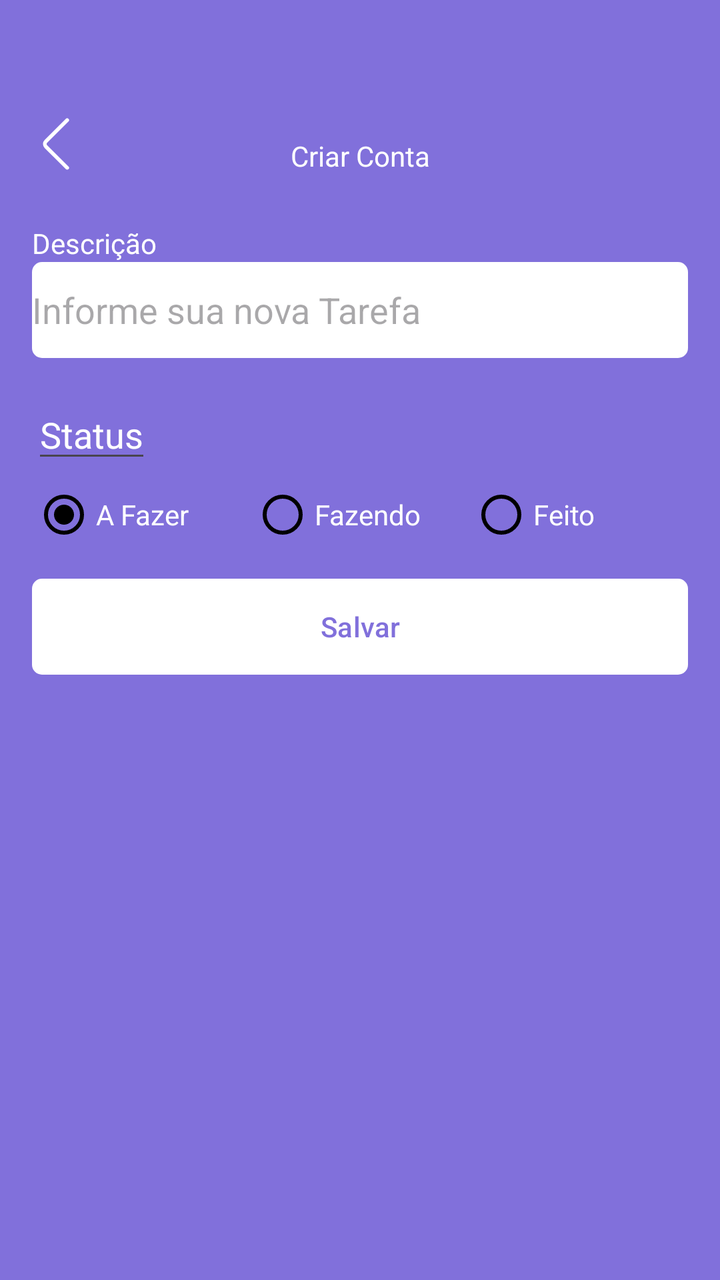
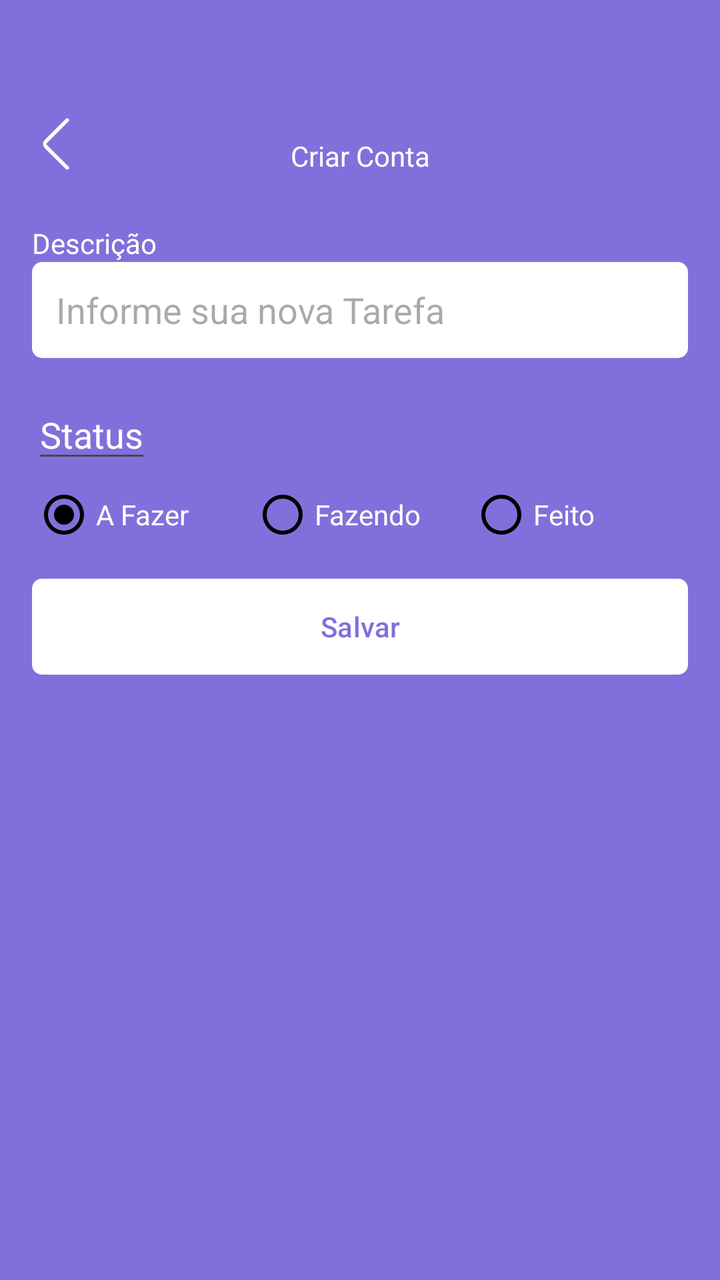

Screens rendered from an Android XML layout before and after an edit, with the pre-edit source and the edit as a unified diff.
<!-- AndroidManifest.xml: application theme Theme.Kanban -->
<!-- res/layout/fragment_form_task.xml -->
<?xml version="1.0" encoding="utf-8"?>
<ScrollView xmlns:android="http://schemas.android.com/apk/res/android"
    xmlns:tools="http://schemas.android.com/tools"
    android:layout_width="match_parent"
    android:layout_height="match_parent"
    xmlns:app="http://schemas.android.com/apk/res-auto"
    tools:context=".ui.FormTaskFragment"
    android:fillViewport="true">

    <LinearLayout
        android:layout_width="match_parent"
        android:layout_height="match_parent"
        android:orientation="vertical">

        <com.google.android.material.appbar.MaterialToolbar
            android:id="@+id/toolbar"
            android:layout_width="match_parent"
            android:layout_height="wrap_content"
            app:navigationIcon="@drawable/ic_back"
            android:paddingTop="40dp">

            <TextView
                android:layout_width="wrap_content"
                android:layout_height="wrap_content"
                android:text="Criar Conta"
                android:textColor="@color/white"
                android:layout_gravity="center_horizontal"
                android:paddingTop="20dp"/>

        </com.google.android.material.appbar.MaterialToolbar>


    <androidx.constraintlayout.widget.ConstraintLayout
    android:layout_width="match_parent"
    android:layout_height="match_parent"
    android:padding="16dp">

    <TextView
        android:id="@+id/textView"
        android:layout_width="wrap_content"
        android:layout_height="wrap_content"
        android:text="Descrição"
        android:textColor="@color/white"
        app:layout_constraintStart_toStartOf="parent"
        app:layout_constraintTop_toTopOf="parent" />

    <EditText
        android:id="@+id/editTextDescricao"
        android:layout_width="match_parent"
        android:layout_height="48dp"
        android:background="@drawable/bg_edit_text"
        android:hint="Informe sua nova Tarefa"
        app:layout_constraintEnd_toEndOf="parent"
        app:layout_constraintStart_toStartOf="parent"
        app:layout_constraintTop_toBottomOf="@+id/textView"/>

    <EditText
        android:id="@+id/textViewStatus"
        android:layout_width="wrap_content"
        android:layout_height="wrap_content"
        android:layout_marginTop="16dp"
        android:text="Status"
        android:textColor="@color/white"
        app:layout_constraintStart_toStartOf="parent"
        app:layout_constraintTop_toBottomOf="@id/editTextDescricao"/>

    <RadioGroup
        android:id="@+id/radioGroup"
        android:layout_width="match_parent"
        android:layout_height="wrap_content"
        android:layout_marginTop="5dp"
        android:orientation="horizontal"
        app:layout_constraintEnd_toEndOf="parent"
        app:layout_constraintStart_toStartOf="parent"
        app:layout_constraintTop_toBottomOf="@id/textViewStatus">
            <RadioButton
                android:layout_width="88dp"
                android:layout_height="wrap_content"
                android:buttonTint="@color/black"
                android:id="@+id/rbTodo"
                android:text="A Fazer"
                android:checked="true"
                android:theme="@style/MyRadioButton"
                android:textColor="@color/white"
                android:layout_weight="1"
                />

            <RadioButton
                android:layout_width="88dp"
                android:layout_height="wrap_content"
                android:buttonTint="@color/black"
                android:id="@+id/rbDoing"
                android:text="Fazendo"
                android:checked="false"
                android:theme="@style/MyRadioButton"
                android:textColor="@color/white"
                android:layout_weight="1"/>

            <RadioButton
                android:layout_width="88dp"
                android:layout_height="wrap_content"
                android:buttonTint="@color/black"
                android:id="@+id/rbDone"
                android:text="Feito"
                android:checked="false"
                android:theme="@style/MyRadioButton"
                android:textColor="@color/white"
                android:layout_weight="1"/>
    </RadioGroup>

    <com.google.android.material.button.MaterialButton
        android:id="@+id/buttonSave"
        android:layout_width="match_parent"
        android:layout_height="wrap_content"
        android:layout_marginTop="16dp"
        android:background="@drawable/bg_btn"
        android:text="Salvar"
        android:textAllCaps="false"
        android:textColor="@color/color_default"
        app:backgroundTint="@null"
        app:layout_constraintEnd_toEndOf="parent"
        app:layout_constraintStart_toStartOf="parent"
        app:layout_constraintTop_toBottomOf="@id/radioGroup"/>

    <ProgressBar
        android:id="@+id/progressBar"
        android:layout_width="wrap_content"
        android:layout_height="wrap_content"
        android:layout_marginTop="8dp"
        android:layout_gravity="center"
        android:indeterminateTint="@color/white"
        android:visibility="invisible"
        tools:visibility="invisible"
        app:layout_constraintEnd_toEndOf="parent"
        app:layout_constraintStart_toStartOf="parent"
        app:layout_constraintTop_toBottomOf="@id/buttonSave"/>



        </androidx.constraintlayout.widget.ConstraintLayout>
    </LinearLayout>
</ScrollView>
<!-- resources referenced by this layout -->
<resources>
  <color name="black">#FF000000</color>
  <color name="color_default">#8170DB</color>
  <color name="white">#FFFFFFFF</color>
  <!-- drawable bg_btn (drawable) -->
  <?xml version="1.0" encoding="utf-8"?>
  <shape xmlns:android="http://schemas.android.com/apk/res/android"
      android:shape="rectangle">
  
      <solid android:color="@color/white"/>
      <corners android:radius="5dp"/>
  
  </shape>
  <!-- drawable bg_edit_text (drawable) -->
  <?xml version="1.0" encoding="utf-8"?>
  <shape xmlns:android="http://schemas.android.com/apk/res/android"
      android:shape="rectangle">
  
      <solid android:color="@color/white"/>
      <corners android:radius="5dp"/>
  
  </shape>
  <!-- drawable ic_back (drawable) -->
  <vector xmlns:android="http://schemas.android.com/apk/res/android" android:height="30dp" android:viewportHeight="32" android:viewportWidth="32" android:width="30dp">
        
      <path android:fillColor="#FFFFFF" android:pathData="M22,29.73a1,1 0,0 1,-0.71 -0.29L9.93,18.12a3,3 0,0 1,0 -4.24L21.24,2.56A1,1 0,1 1,22.66 4L11.34,15.29a1,1 0,0 0,0 1.42L22.66,28a1,1 0,0 1,0 1.42A1,1 0,0 1,22 29.73Z"/>
      
  </vector>
  <style name="MyRadioButton" parent="Theme.AppCompat.Light">
          <item name="colorControlNormal">@color/black</item>
          <item name="colorControlActivated">@color/slight_white</item>
      </style>
  <style name="Theme.Kanban" parent="Base.Theme.Kanban" />
  <color name="slight_white">#E6E6E6</color>
  <style name="Base.Theme.Kanban" parent="Theme.Material3.DayNight.NoActionBar">
          
          
          <item name="colorPrimary">@color/color_default</item>
          <item name="colorPrimaryVariant">@color/color_default</item>
          <item name="android:windowBackground">@color/color_default</item>
      </style>
</resources>

<!-- the commit's change to res/layout/fragment_form_task.xml (unified diff, before → after) -->
@@ -50,6 +50,7 @@
         android:layout_height="48dp"
         android:background="@drawable/bg_edit_text"
         android:hint="Informe sua nova Tarefa"
+        android:padding="12dp"
         app:layout_constraintEnd_toEndOf="parent"
         app:layout_constraintStart_toStartOf="parent"
         app:layout_constraintTop_toBottomOf="@+id/textView"/>
